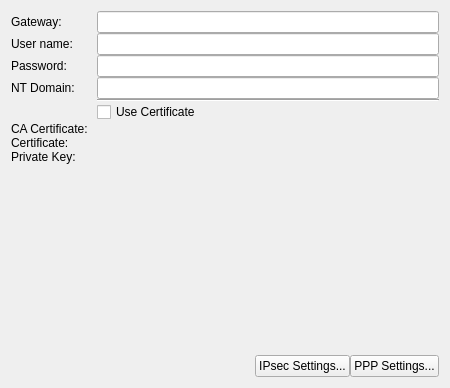
Above: vpn/l2tp/l2tp.ui from KDE/plasma-nm before the change. Below: the same form after it.
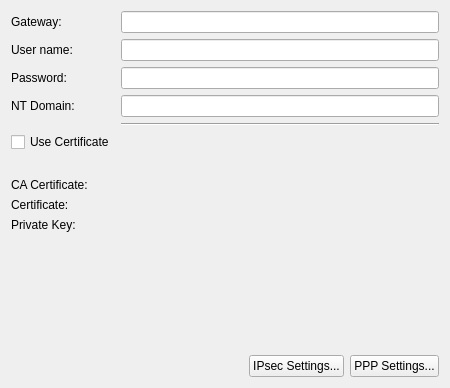
That is the form after the change. Custom widgets are drawn as their Qt base class.

What changed in the file:
```diff
--- a/vpn/l2tp/l2tp.ui
+++ b/vpn/l2tp/l2tp.ui
@@ -12,7 +12,7 @@
   </property>
   <layout class="QFormLayout" name="formLayout">
    <property name="verticalSpacing">
-    <number>0</number>
+    <number>6</number>
    </property>
    <item row="0" column="0">
     <widget class="QLabel" name="label_2">
@@ -94,42 +94,35 @@
      </property>
     </widget>
    </item>
-   <item row="7" column="0">
+   <item row="8" column="0">
     <widget class="QLabel" name="label">
      <property name="text">
       <string/>
      </property>
     </widget>
    </item>
-   <item row="7" column="1">
-    <widget class="QCheckBox" name="cbUseCertificate">
-     <property name="text">
-      <string>Use Certificate</string>
-     </property>
-    </widget>
-   </item>
-   <item row="8" column="0">
+   <item row="9" column="0">
     <widget class="QLabel" name="label_3">
      <property name="text">
       <string>CA Certificate: </string>
      </property>
     </widget>
    </item>
-   <item row="9" column="0">
+   <item row="10" column="0">
     <widget class="QLabel" name="label_7">
      <property name="text">
       <string>Certificate: </string>
      </property>
     </widget>
    </item>
-   <item row="10" column="0">
+   <item row="11" column="0">
     <widget class="QLabel" name="label_8">
      <property name="text">
       <string>Private Key: </string>
      </property>
     </widget>
    </item>
-   <item row="11" column="0">
+   <item row="12" column="0">
     <spacer name="verticalSpacer">
      <property name="orientation">
       <enum>Qt::Vertical</enum>
@@ -142,7 +135,7 @@
      </property>
     </spacer>
    </item>
-   <item row="12" column="0" colspan="2">
+   <item row="13" column="0" colspan="2">
     <layout class="QHBoxLayout" name="horizontalLayout_2">
      <item>
       <spacer name="horizontalSpacer">
@@ -173,27 +166,34 @@
      </item>
     </layout>
    </item>
-   <item row="8" column="1">
-    <widget class="KUrlRequester" name="urCACertificate">
-     <property name="enabled">
-      <bool>false</bool>
-     </property>
-    </widget>
-   </item>
    <item row="9" column="1">
-    <widget class="KUrlRequester" name="urCertificate">
+    <widget class="KUrlRequester" name="urCACertificate">
      <property name="enabled">
       <bool>false</bool>
      </property>
     </widget>
    </item>
    <item row="10" column="1">
+    <widget class="KUrlRequester" name="urCertificate">
+     <property name="enabled">
+      <bool>false</bool>
+     </property>
+    </widget>
+   </item>
+   <item row="11" column="1">
     <widget class="KUrlRequester" name="urPrivateKey">
      <property name="enabled">
       <bool>false</bool>
      </property>
     </widget>
    </item>
+   <item row="7" column="0">
+    <widget class="QCheckBox" name="cbUseCertificate">
+     <property name="text">
+      <string>Use Certificate</string>
+     </property>
+    </widget>
+   </item>
   </layout>
  </widget>
  <customwidgets>
```
